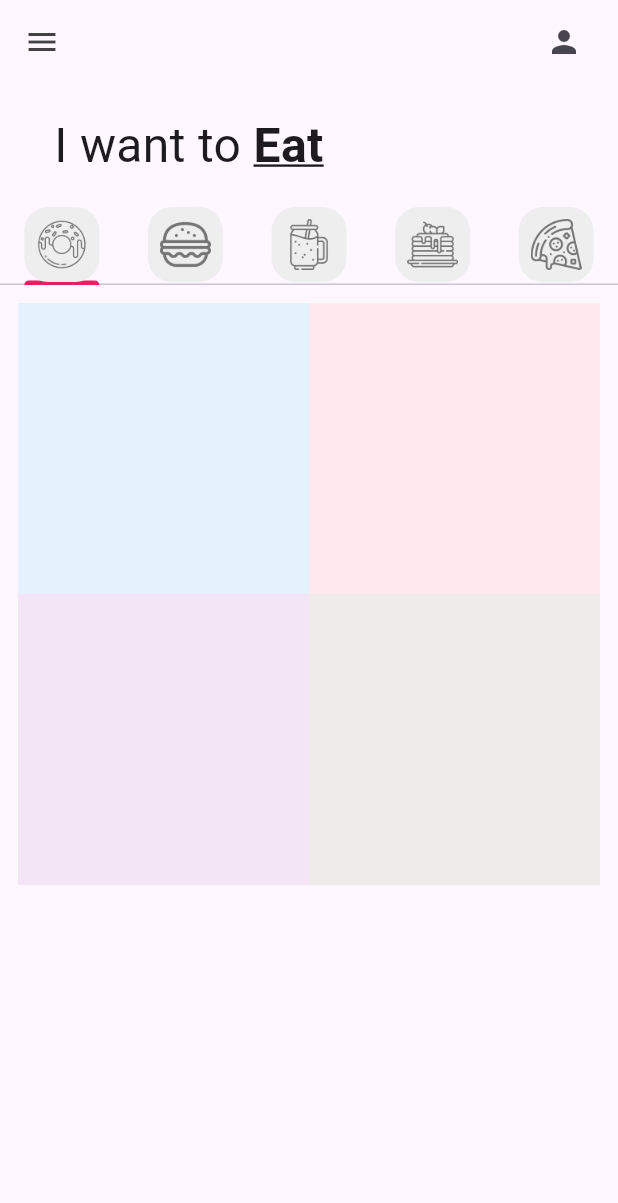
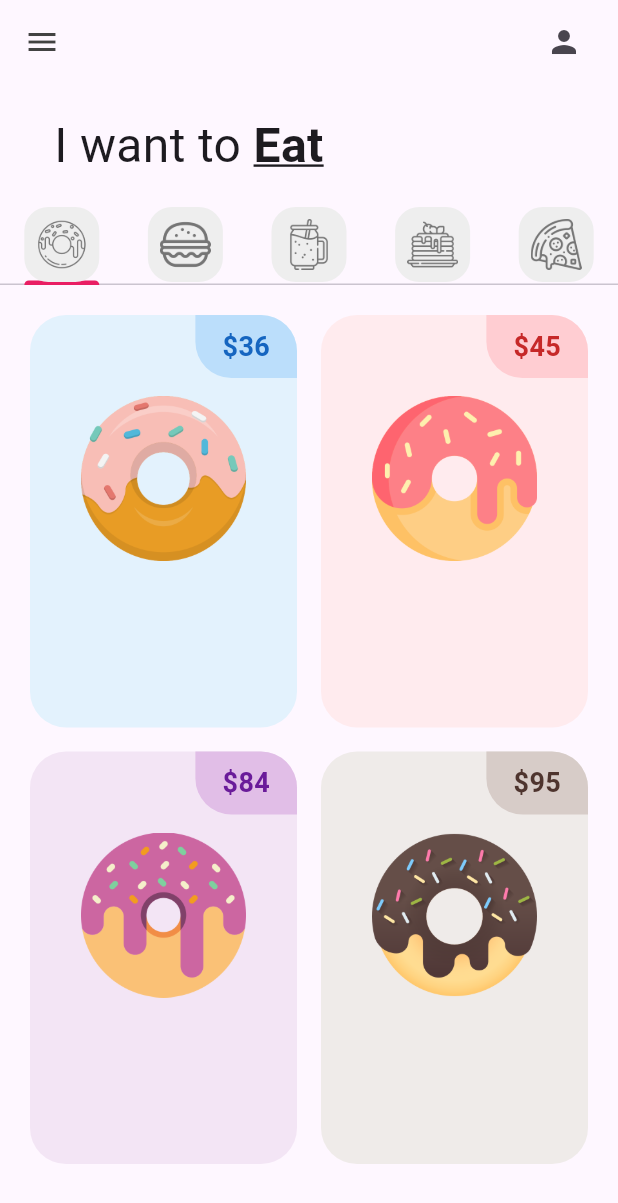
Before and after one commit to CarlosPoxtan08/donut_app_2a_poxtan, a Flutter app: the screen it shows after launch, on a phone screen of 412 x 824 dp. Shown: the top 1203 px of the screen. Run offline on Flutter 3.47's test engine with Material 3 defaults, Android fonts, the phone set to English and light mode, and no system bars.

Commit message:
PriceTag Added

```diff
--- a/lib/tabs/donut_tab.dart
+++ b/lib/tabs/donut_tab.dart
@@ -21,7 +21,9 @@ class DonutTab extends StatelessWidget {
         //Encargado de organizar la cuadricula
         gridDelegate: const SliverGridDelegateWithFixedCrossAxisCount(
             //Determina el numero de columnas
-            crossAxisCount: 2),
+            crossAxisCount: 2,
+            //Relación de aspecto
+            childAspectRatio: 1 / 1.5),
         itemBuilder: (context, index) {
           //Elemento individual de una cuadricula
           return DonutTile(
--- a/lib/utils/donut_tile.dart
+++ b/lib/utils/donut_tile.dart
@@ -17,9 +17,49 @@ class DonutTile extends StatelessWidget {
 
   @override
   Widget build(BuildContext context) {
-    return Container(
-        decoration: BoxDecoration(
-      color: donutColor[50],
-    ));
+    return Padding(
+        padding: const EdgeInsets.all(8.0),
+        child: Container(
+          decoration: BoxDecoration(
+              color: donutColor[50], borderRadius: BorderRadius.circular(24)),
+          child: Column(
+            children: [
+              // Price tag
+              Row(
+                mainAxisAlignment: MainAxisAlignment.end,
+                children: [
+                  Container(
+                    decoration: BoxDecoration(
+                        color: donutColor[100],
+                        borderRadius: const BorderRadius.only(
+                          bottomLeft: Radius.circular(24),
+                          topRight: Radius.circular(24),
+                        )),
+                    padding:
+                        const EdgeInsets.symmetric(vertical: 8, horizontal: 18),
+                    child: Text(
+                      '\$$donutPrice',
+                      style: TextStyle(
+                          fontWeight: FontWeight.bold,
+                          fontSize: 18,
+                          color: donutColor[800]),
+                    ),
+                  )
+                ],
+              ),
+
+              //Donut picture
+              Padding(
+                padding:
+                    const EdgeInsets.symmetric(horizontal: 34.0, vertical: 12),
+                child: Image.asset(imageName),
+              )
+
+              //Donut flavor text
+
+              //Love icon + add button
+            ],
+          ),
+        ));
   }
 }
```
